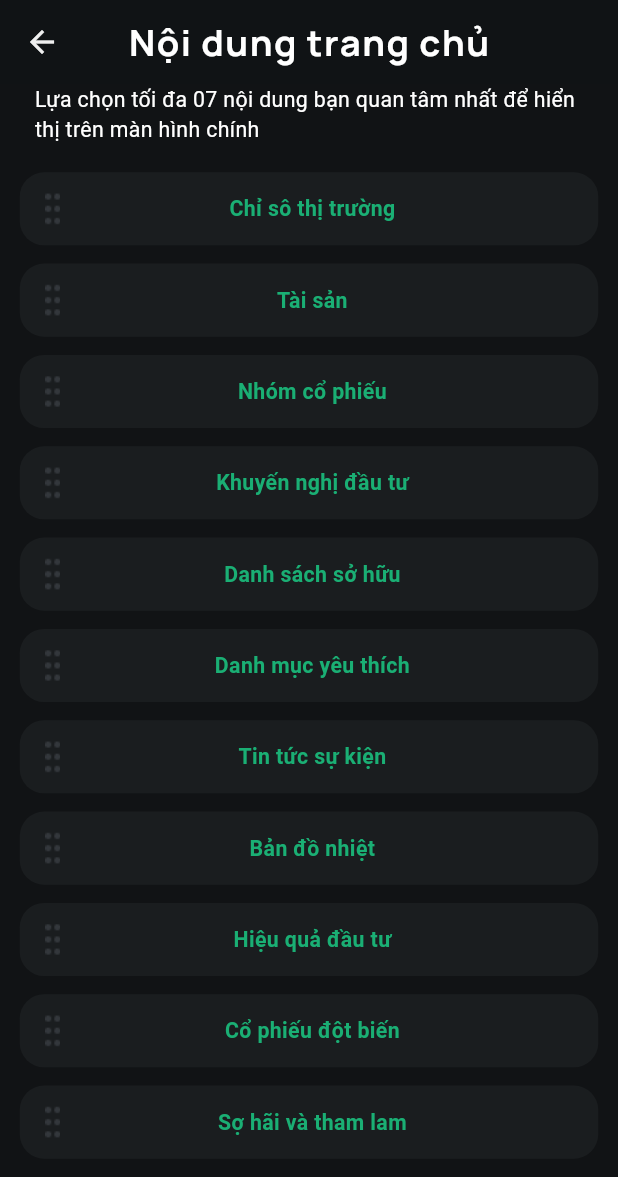
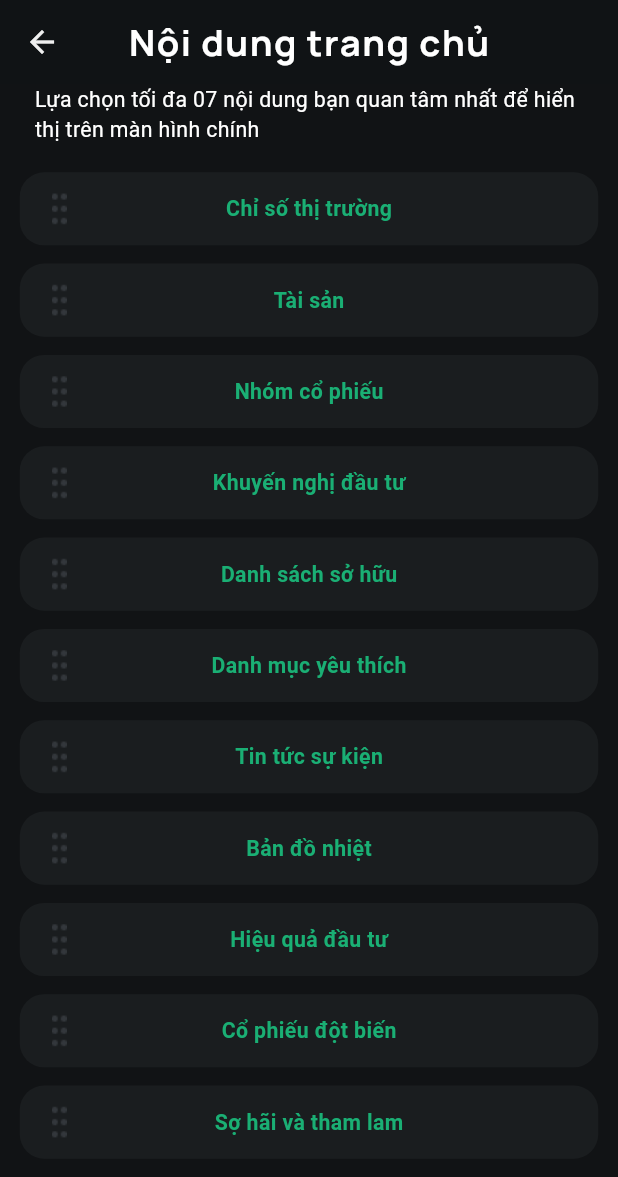
Before and after one commit to dhnam2806/fpts_project, a Flutter app: the HomeContentScreen screen opened directly, on a phone screen of 412 x 824 dp. Shown: the top 1177 px of the screen. Run offline on Flutter 3.47's test engine with Material 3 defaults, Android fonts, the light colour scheme and no system bars; our stand-ins replace bloc, carousel_slider, flutter_bloc, flutter_screenutil, google_nav_bar, persistent_bottom_nav_bar_v2 and 2 more; accounts and stored records are empty.

Commit message:
fix home_content

```diff
--- a/lib/main.dart
+++ b/lib/main.dart
@@ -3,9 +3,6 @@ import 'package:flutter_bloc/flutter_bloc.dart';
 import 'package:fpts_product/bloc/bloc/select_navbar_bloc.dart';
 import 'package:flutter_screenutil/flutter_screenutil.dart';
 import 'package:fpts_product/ui/main_screen.dart';
-import 'package:fpts_product/ui/screens/home_content/home_content_sceen.dart';
-import 'package:fpts_product/ui/screens/screen_mode/screen_mode.dart';
-import 'package:fpts_product/ui/screens/swap_theme/swap_theme_setting.dart';
 
 void main() {
   runApp(const MyApp());
--- a/lib/ui/screens/home_content/home_content_sceen.dart
+++ b/lib/ui/screens/home_content/home_content_sceen.dart
@@ -1,3 +1,5 @@
+import 'dart:ui';
+
 import 'package:flutter/material.dart';
 import 'package:flutter_screenutil/flutter_screenutil.dart';
 import 'package:fpts_product/const/app_colors.dart';
@@ -12,7 +14,7 @@ class HomeContentScreen extends StatefulWidget {
 
 class _HomeContentScreenState extends State<HomeContentScreen> {
   final listContent = [
-    'Chỉ sô thị trường',
+    'Chỉ số thị trường',
     'Tài sản',
     'Nhóm cổ phiếu',
     'Khuyến nghị đầu tư',
@@ -27,10 +29,25 @@ class _HomeContentScreenState extends State<HomeContentScreen> {
 
   Set<String> selectedItems = Set<String>();
 
+  Widget _proxyDecorator(Widget child, int index, Animation<double> animation) {
+    return AnimatedBuilder(
+      animation: animation,
+      builder: (BuildContext context, Widget? child) {
+        final double animValue = Curves.easeInOut.transform(animation.value);
+        final double elevation = lerpDouble(0, 6, animValue)!;
+        return Material(
+          elevation: elevation,
+          color: Colors.transparent,
+          shadowColor: Colors.transparent,
+          child: child,
+        );
+      },
+      child: child,
+    );
+  }
+
   @override
   Widget build(BuildContext context) {
-    int? draggingIndex;
-
     return Scaffold(
         backgroundColor: AppColors.surface_01,
         appBar: AppBar(
@@ -81,50 +98,39 @@ class _HomeContentScreenState extends State<HomeContentScreen> {
                 height: 16.h,
               ),
               Expanded(
-                child: ListView.builder(
-                  itemCount: listContent.length,
-                  itemBuilder: (context, index) {
-                    final item = listContent[index];
-                    final isSelected = selectedItems.contains(item);
-                    return LongPressDraggable(
-                      data: item,
-                      // child: DraggableItem(
-                      //   item: item[index],
-                      //   isDragging: index == draggingIndex,
-                      // ),
-                      feedback: ListContent(
-                          title: listContent[index], isSelected: isSelected),
-                      childWhenDragging: Container(),
-                      onDragStarted: () {
-                        setState(() {
-                          draggingIndex = index;
-                        });
-                      },
-                      onDragEnd: (details) {
-                        setState(() {
-                          draggingIndex = null;
-                        });
-                      },
-                      // onDraggableCanceled: (velocity, offset) {
-                      //   setState(() {
-                      //     draggingIndex = null;
-                      //   });
-                      // },
-                      child: GestureDetector(
+                child: Theme(
+                  data: ThemeData(
+                    canvasColor: AppColors.bg_01,
+                  ),
+                  child: ReorderableListView(
+                    proxyDecorator: _proxyDecorator,
+                    children: [
+                      for (final item in listContent)
+                        ListContent(
+                          key: ValueKey(item),
+                          title: item,
+                          isSelected: selectedItems.contains(item),
                           onTap: () {
                             setState(() {
-                            if (isSelected) {
+                              if (selectedItems.contains(item)) {
                                 selectedItems.remove(item);
                               } else {
                                 selectedItems.add(item);
                               }
                             });
                           },
-                        child: ListContent(
-                            title: listContent[index], isSelected: isSelected),
                         ),
-                    );
+                    ],
+                    onReorder: (oldIndex, newIndex) {
+                      setState(() {
+                        if (oldIndex < newIndex) {
+                          newIndex -= 1;
+                        }
+                        final item = listContent.removeAt(oldIndex);
+                        listContent.insert(newIndex, item);
+                      });
                     },
+                  ),
                 ),
               ),
             ],
@@ -132,26 +138,3 @@ class _HomeContentScreenState extends State<HomeContentScreen> {
         ));
   }
 }
-
-class DraggableItem extends StatelessWidget {
-  final String item;
-  final bool isDragging;
-
-  DraggableItem({required this.item, required this.isDragging});
-
-  @override
-  Widget build(BuildContext context) {
-    return Opacity(
-      opacity: isDragging ? 0.5 : 1.0,
-      child: Container(
-        height: 50,
-        color: Colors.blue,
-        alignment: Alignment.center,
-        child: Text(
-          item,
-          style: TextStyle(color: Colors.white),
-        ),
-      ),
-    );
-  }
-}
--- a/lib/ui/widgets/list_content.dart
+++ b/lib/ui/widgets/list_content.dart
@@ -7,10 +7,12 @@ import 'package:fpts_product/const/app_colors.dart';
 class ListContent extends StatefulWidget {
   String title;
   bool isSelected = false;
+  Function() onTap;
   ListContent({
     Key? key,
     required this.title,
     required this.isSelected,
+    required this.onTap,
   }) : super(key: key);
 
   @override
@@ -20,10 +22,15 @@ class ListContent extends StatefulWidget {
 class _ListContentState extends State<ListContent> {
   @override
   Widget build(BuildContext context) {
-    return Container(
+    return InkWell(
+      overlayColor: MaterialStateProperty.all(Colors.transparent),
+      splashFactory: NoSplash.splashFactory,
+      onTap: () => widget.onTap(),
+      child: Column(
+        children: [
+          Container(
               height: 48.h,
-        margin: EdgeInsets.only(bottom: 12.h),
-        padding: EdgeInsets.symmetric(horizontal: 8.w),
+              padding: EdgeInsets.symmetric(horizontal: 12.w),
               decoration: BoxDecoration(
                 border: widget.isSelected
                     ? Border.all(
@@ -59,22 +66,23 @@ class _ListContentState extends State<ListContent> {
                   ),
                   widget.isSelected
                       ? Container(
-                    width: 20.w,
-                    height: 20.h,
+                          width: 24.w,
+                          height: 24.h,
                           decoration: BoxDecoration(
-                      shape: BoxShape.circle,
-                      color: AppColors.green,
-                    ),
-                    child: Icon(
-                      Icons.check,
-                      color: AppColors.surface_02,
-                      size: 16.sp,
-                    ))
+                              image: DecorationImage(
+                                  image: AssetImage(
+                                      'assets/icons/check_circle.png'))))
                       : Container(
-                    width: 20.w,
-                    height: 20.h,
+                          width: 24.w,
+                          height: 24.h,
                         ),
                 ],
-        ));
+              )),
+          SizedBox(
+            height: 12.h,
+          )
+        ],
+      ),
+    );
   }
 }
--- a/lib/ui/widgets/text_box.dart
+++ b/lib/ui/widgets/text_box.dart
@@ -1,4 +1,5 @@
-// ignore_for_file: public_member_api_docs, sort_constructors_first
+// ignore_for_file: must_be_immutable
+
 import 'package:flutter/material.dart';
 import 'package:flutter_screenutil/flutter_screenutil.dart';
 
```
Also changed, not shown: assets/icons/check_circle.png (added). Lines whose indentation alone changed are shown as unchanged.
